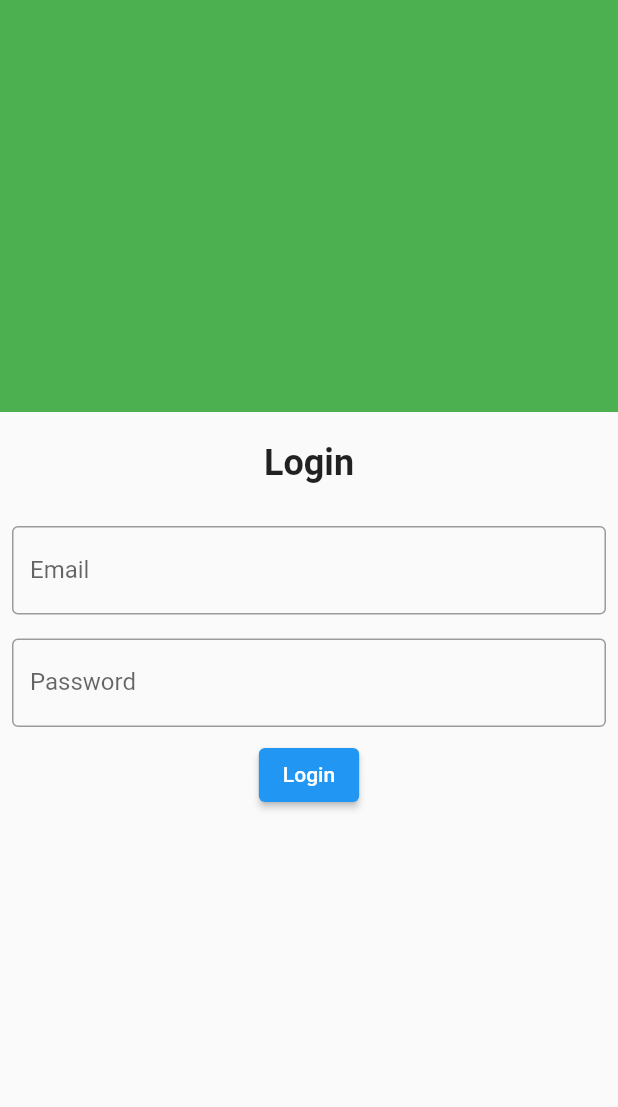
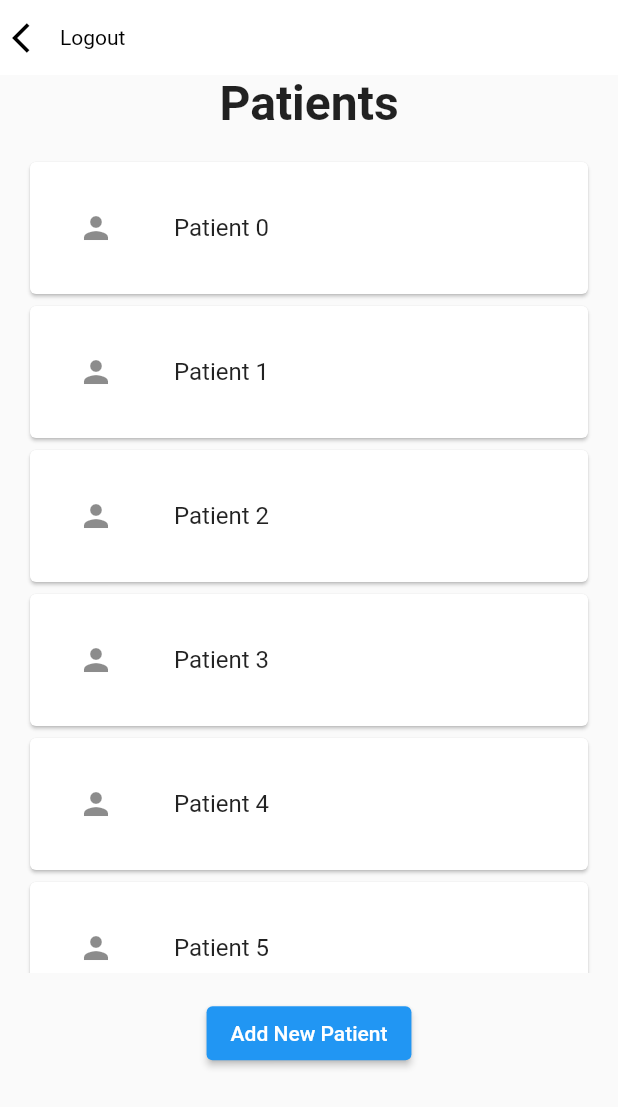
Before and after one commit to Krisuv16/flutter_ass_1, a Flutter app: the screen it shows after launch, after a tap on "Login", on a phone screen of 412 x 824 dp. Shown: the top 1107 px of the screen. Run offline on Flutter 3.47's test engine with Material 2 defaults, Android fonts, the phone set to English and light mode, and no system bars.

Commit message:
Design Done

```diff
--- /dev/null
+++ b/lib/auth/login.dart
@@ -0,0 +1,63 @@
+import 'package:flutter/material.dart';
+import 'package:patientapp/patient/patient.dart';
+
+class LoginPage extends StatelessWidget {
+  const LoginPage({super.key});
+
+  @override
+  Widget build(BuildContext context) {
+    return SafeArea(
+      child: Scaffold(
+        body: SingleChildScrollView(
+          child: Column(
+            children: [
+              const SizedBox(
+                height: 20,
+              ),
+              Image.asset(
+                "assets/images/logo.png",
+                height: 300,
+                width: 300,
+                fit: BoxFit.cover,
+              ),
+              const SizedBox(
+                height: 20,
+              ),
+              const Text(
+                "Login",
+                style: TextStyle(fontSize: 24, fontWeight: FontWeight.bold),
+              ),
+              const SizedBox(
+                height: 20,
+              ),
+              Padding(
+                padding: const EdgeInsets.all(8.0),
+                child: TextFormField(
+                  decoration: const InputDecoration(
+                      border: OutlineInputBorder(),
+                      labelText: "Email",
+                      hintText: "Enter Email"),
+                ),
+              ),
+              Padding(
+                padding: const EdgeInsets.all(8.0),
+                child: TextFormField(
+                  decoration: const InputDecoration(
+                      border: OutlineInputBorder(),
+                      labelText: "Password",
+                      hintText: "Enter Password"),
+                ),
+              ),
+              ElevatedButton(
+                  onPressed: () {
+                    Navigator.of(context).push(MaterialPageRoute(
+                        builder: (context) => const PatientPage()));
+                  },
+                  child: const Text("Login"))
+            ],
+          ),
+        ),
+      ),
+    );
+  }
+}
--- a/lib/home/home.dart
+++ b/lib/home/home.dart
@@ -1,5 +1,5 @@
 import 'package:flutter/material.dart';
-import 'package:patientapp/login.dart';
+import 'package:patientapp/auth/login.dart';
 
 class MyApp extends StatelessWidget {
   const MyApp({super.key});
@@ -7,17 +7,8 @@ class MyApp extends StatelessWidget {
   @override
   Widget build(BuildContext context) {
     return MaterialApp(
-        title: 'Flutter Demo',
+        title: 'Patient App',
         theme: ThemeData(
-          // This is the theme of your application.
-          //
-          // Try running your application with "flutter run". You'll see the
-          // application has a blue toolbar. Then, without quitting the app, try
-          // changing the primarySwatch below to Colors.green and then invoke
-          // "hot reload" (press "r" in the console where you ran "flutter run",
-          // or simply save your changes to "hot reload" in a Flutter IDE).
-          // Notice that the counter didn't reset back to zero; the application
-          // is not restarted.
           primarySwatch: Colors.blue,
         ),
         home: const LoginPage());
--- a/lib/login.dart
+++ /dev/null
@@ -1,56 +0,0 @@
-import 'package:flutter/material.dart';
-
-class LoginPage extends StatelessWidget {
-  const LoginPage({super.key});
-
-  @override
-  Widget build(BuildContext context) {
-    return Scaffold(
-      resizeToAvoidBottomInset: false,
-      body: Column(
-        children: [
-          Expanded(
-              flex: 1,
-              child: Container(
-                color: Colors.green,
-              )),
-          Expanded(
-              flex: 2,
-              child: Column(
-                children: [
-                  const SizedBox(
-                    height: 20,
-                  ),
-                  const Text(
-                    "Login",
-                    style: TextStyle(fontSize: 24, fontWeight: FontWeight.bold),
-                  ),
-                  const SizedBox(
-                    height: 20,
-                  ),
-                  Padding(
-                    padding: const EdgeInsets.all(8.0),
-                    child: TextFormField(
-                      decoration: const InputDecoration(
-                          border: OutlineInputBorder(),
-                          labelText: "Email",
-                          hintText: "Enter Email"),
-                    ),
-                  ),
-                  Padding(
-                    padding: const EdgeInsets.all(8.0),
-                    child: TextFormField(
-                      decoration: const InputDecoration(
-                          border: OutlineInputBorder(),
-                          labelText: "Password",
-                          hintText: "Enter Password"),
-                    ),
-                  ),
-                  ElevatedButton(onPressed: () {}, child: Text("Login"))
-                ],
-              ))
-        ],
-      ),
-    );
-  }
-}
--- /dev/null
+++ b/lib/patient/patient.dart
@@ -0,0 +1,64 @@
+import 'package:flutter/material.dart';
+import 'package:patientapp/auth/login.dart';
+import 'package:patientapp/patient/add_patient.dart';
+import 'package:patientapp/patient/patient_detail.dart';
+import 'package:patientapp/utils/app_bar.dart';
+
+class PatientPage extends StatelessWidget {
+  const PatientPage({Key? key}) : super(key: key);
+
+  @override
+  Widget build(BuildContext context) {
+    return SafeArea(
+      child: Scaffold(
+        appBar: PreferredSize(
+          preferredSize: Size(MediaQuery.of(context).size.width, 50),
+          child: GlobalAppBar(
+              callback: () => Navigator.of(context).push(
+                  MaterialPageRoute(builder: (context) => const LoginPage())),
+              title: "Logout"),
+        ),
+        body: Column(
+          children: [
+            const Text(
+              "Patients",
+              style: TextStyle(fontSize: 32, fontWeight: FontWeight.bold),
+            ),
+            SizedBox(
+              height: MediaQuery.of(context).size.height * 0.7,
+              width: MediaQuery.of(context).size.width,
+              child: Padding(
+                padding: const EdgeInsets.all(16),
+                child: ListView.builder(
+                  itemCount: 12,
+                  itemBuilder: (context, index) => Card(
+                      child: Padding(
+                    padding: const EdgeInsets.all(16.0),
+                    child: GestureDetector(
+                      onTap: (() => Navigator.of(context).push(
+                          MaterialPageRoute(
+                              builder: (context) => const PatientDetails()))),
+                      child: ListTile(
+                        leading: const Icon(Icons.person),
+                        title: Padding(
+                          padding: const EdgeInsets.all(8.0),
+                          child: Text("Patient $index"),
+                        ),
+                      ),
+                    ),
+                  )),
+                ),
+              ),
+            ),
+            ElevatedButton(
+                onPressed: () {
+                  Navigator.of(context).push(MaterialPageRoute(
+                      builder: (context) => const AddPatient()));
+                },
+                child: const Text("Add New Patient"))
+          ],
+        ),
+      ),
+    );
+  }
+}
--- /dev/null
+++ b/lib/utils/app_bar.dart
@@ -0,0 +1,34 @@
+import 'package:flutter/material.dart';
+
+class GlobalAppBar extends StatelessWidget {
+  const GlobalAppBar({Key? key, required this.callback, required this.title})
+      : super(key: key);
+  final String title;
+  final VoidCallback callback;
+
+  @override
+  Widget build(BuildContext context) {
+    return AppBar(
+      backgroundColor: Colors.white,
+      elevation: 0,
+      iconTheme: const IconThemeData(color: Colors.black),
+      leadingWidth: 200,
+      leading: Padding(
+        padding: const EdgeInsets.all(8.0),
+        child: Row(
+          children: [
+            GestureDetector(
+                onTap: callback, child: const Icon(Icons.arrow_back_ios)),
+            const SizedBox(
+              width: 8,
+            ),
+            Text(
+              title,
+              style: const TextStyle(color: Colors.black),
+            )
+          ],
+        ),
+      ),
+    );
+  }
+}
```
Also changed, not shown: lib/patient/add_patient.dart (added, +58 -0 lines), lib/patient/patient_detail.dart (added, +85 -0 lines), lib/records/add_record.dart (added, +62 -0 lines), lib/records/record_detail.dart (added, +81 -0 lines), lib/records/records.dart (added, +88 -0 lines), lib/records/update_record.dart (added, +66 -0 lines), lib/utils/custom_textfield.dart (added, +21 -0 lines), lib/utils/info.dart (added, +31 -0 lines), pubspec.yaml (+3 -4 lines), assets/images/logo.png (added), lib/home/splash.dart (added), lib/patient/update_patient.dart (added), pubspec.lock.
